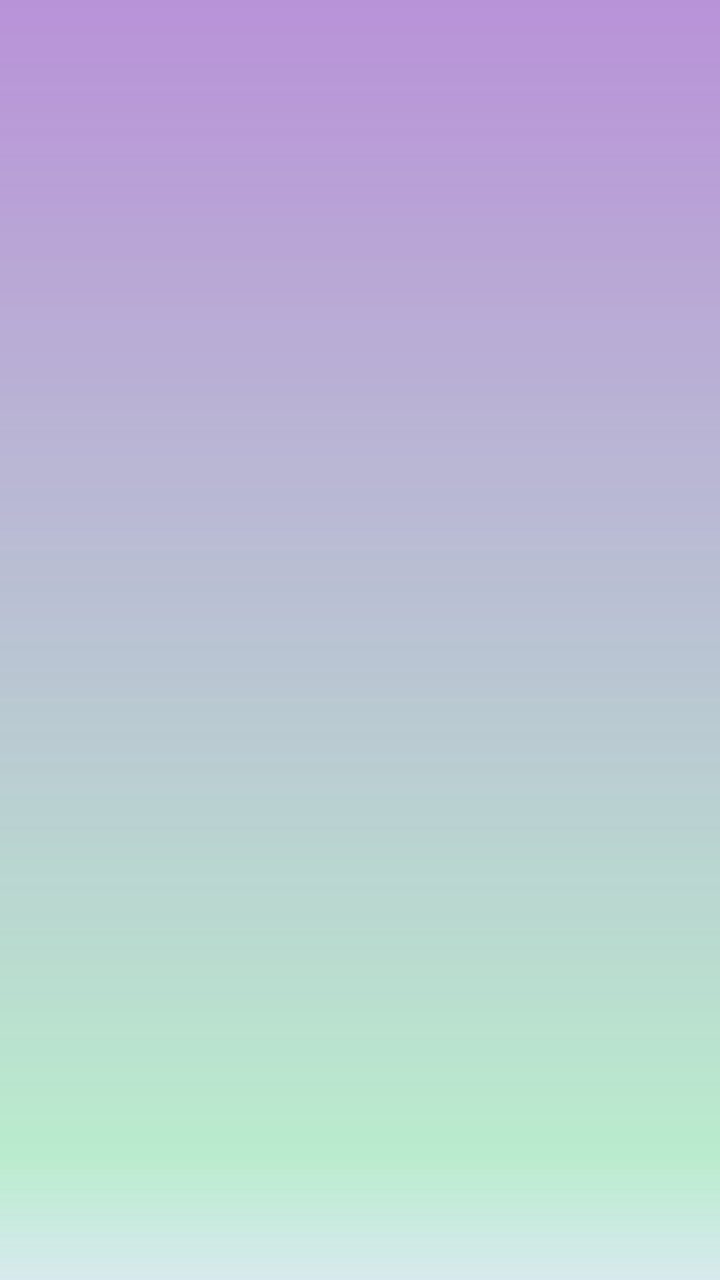
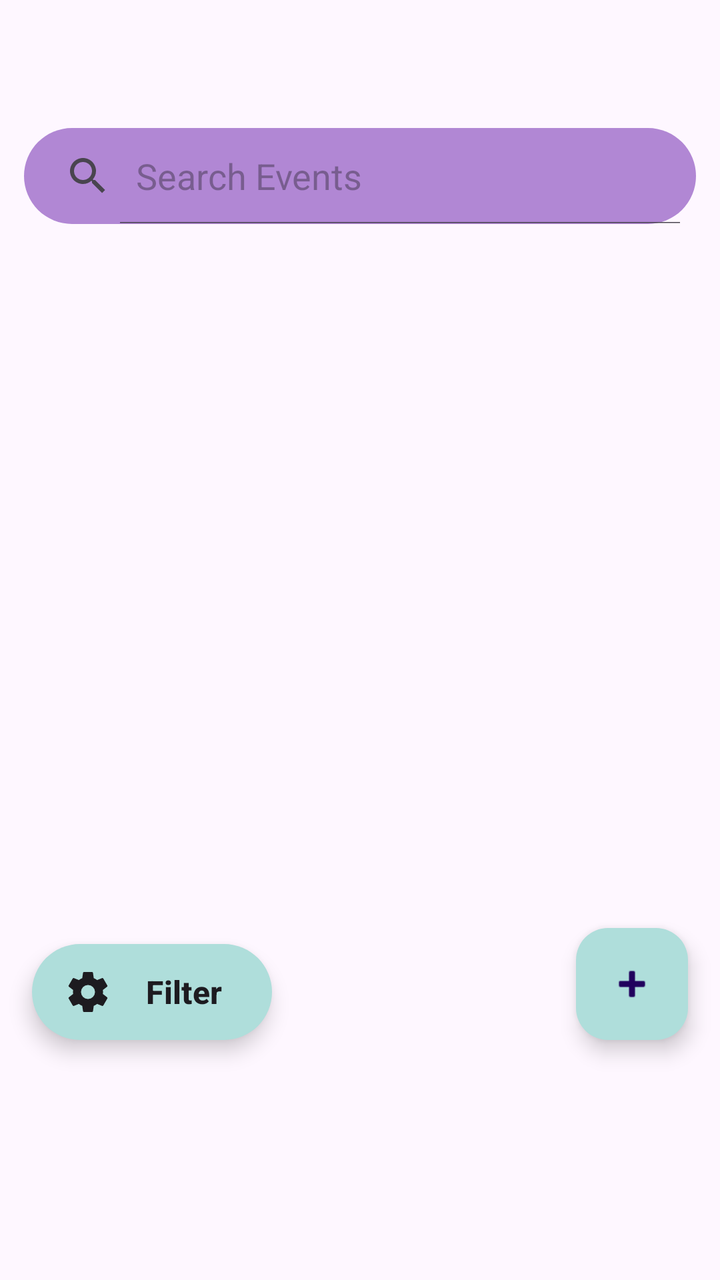

Before-and-after screenshots of an Android layout around one commit, followed by the original layout XML and the change that was made.
<!-- AndroidManifest.xml: application theme Theme.AuroraEvents -->
<!-- res/layout/event_fragment.xml -->
<?xml version="1.0" encoding="utf-8"?>
<ListView
    xmlns:android="http://schemas.android.com/apk/res/android"
    android:id="@+id/events_list"
    android:layout_width="match_parent"
    android:layout_height="match_parent"
    android:background="@drawable/background_aroura_gradient"
    android:paddingBottom="96dp"
    android:dividerHeight="8dp"
    android:divider="@android:color/transparent"
    android:paddingStart="8dp"
    android:paddingEnd="8dp"
    android:clipToPadding="false"
    android:scrollbars="none">
</ListView>
<!-- resources referenced by this layout -->
<resources>
  <!-- drawable background_aroura_gradient (drawable) -->
  <?xml version="1.0" encoding="utf-8"?>
  <shape
      xmlns:android="http://schemas.android.com/apk/res/android"
      android:shape="rectangle" >
      <gradient
          android:angle="-90"
          android:startColor="#E6B187D4"
          android:centerColor="#998CE3AD"
          android:centerX="90%"
          android:endColor="#80AFDEDB"
          android:type="linear" />
  </shape>
  <style name="Theme.AuroraEvents" parent="Base.Theme.AuroraEvents" />
  <style name="Base.Theme.AuroraEvents" parent="Theme.Material3.DayNight.NoActionBar">
          
          
      </style>
</resources>

<!-- the commit's change to res/layout/event_fragment.xml (unified diff, before → after) -->
@@ -1,15 +1,79 @@
 <?xml version="1.0" encoding="utf-8"?>
-<ListView
+<LinearLayout
     xmlns:android="http://schemas.android.com/apk/res/android"
-    android:id="@+id/events_list"
+    xmlns:app="http://schemas.android.com/apk/res-auto"
     android:layout_width="match_parent"
     android:layout_height="match_parent"
-    android:background="@drawable/background_aroura_gradient"
-    android:paddingBottom="96dp"
-    android:dividerHeight="8dp"
-    android:divider="@android:color/transparent"
-    android:paddingStart="8dp"
-    android:paddingEnd="8dp"
-    android:clipToPadding="false"
-    android:scrollbars="none">
-</ListView>
+    android:orientation="vertical"
+    android:background="@android:color/transparent">
+
+    <SearchView
+        android:id="@+id/search_event"
+        android:layout_width="match_parent"
+        android:layout_height="wrap_content"
+        android:layout_marginStart="12dp"
+        android:layout_marginEnd="12dp"
+        android:layout_marginTop="64dp"
+        android:layout_marginBottom="12dp"
+        android:iconifiedByDefault="false"
+        android:queryHint="Search Events"
+        android:background="@drawable/rounded_box"
+        android:backgroundTint="@color/purple"/>
+
+    <FrameLayout
+        android:layout_width="match_parent"
+        android:layout_height="match_parent">
+
+    <ListView
+        android:id="@+id/events_list"
+        android:layout_width="match_parent"
+        android:layout_height="match_parent"
+        android:paddingBottom="96dp"
+        android:dividerHeight="8dp"
+        android:divider="@android:color/transparent"
+        android:clipToPadding="false"
+        android:scrollbars="none"/>
+
+        <TextView
+            android:id="@+id/no_event_found_text"
+            android:layout_width="wrap_content"
+            android:layout_height="wrap_content"
+            android:gravity="center"
+            android:text="@string/no_event_found_text"
+            android:textSize="16sp"
+            android:textColor="@color/light_text"
+            android:visibility="gone"/>
+
+    <com.google.android.material.floatingactionbutton.FloatingActionButton
+        android:id="@+id/eventAddButton"
+        android:layout_width="wrap_content"
+        android:layout_height="wrap_content"
+        android:layout_gravity="bottom|end"
+        android:layout_marginHorizontal="16dp"
+        android:layout_marginBottom="120dp"
+        android:contentDescription="@string/add_an_event_content_description"
+        android:backgroundTint="@color/blue"
+        android:src="@android:drawable/ic_input_add"
+        android:tint="@color/dark_text"
+        app:iconTint="@color/dark_text"
+        app:elevation="6dp" />
+
+        
+        <com.google.android.material.floatingactionbutton.ExtendedFloatingActionButton
+            android:id="@+id/filter_button"
+            android:layout_width="wrap_content"
+            android:layout_height="48dp"
+            android:layout_gravity="bottom|start"
+            android:layout_marginBottom="120dp"
+            android:layout_marginHorizontal="16dp"
+            android:text="@string/filter_button_text"
+            android:textColor="@color/dark_text"
+            android:textSize="16sp"
+            android:textStyle="bold"
+            app:backgroundTint="@color/blue"
+            app:elevation="6dp"
+            app:icon="@drawable/ic_filter"
+            app:iconTint="@color/dark_text"
+            app:shapeAppearance="@style/PillShape" />
+    </FrameLayout>
+</LinearLayout>
<!-- resource entries referenced after the edit -->
@@ -1,19 +1,37 @@
 <!-- resources referenced by this layout -->
 <resources>
-  <!-- drawable background_aroura_gradient (drawable) -->
+  <color name="blue">#FFAFDEDB</color>
+  <color name="dark_text">#FF1D1B20</color>
+  <color name="light_text">#FFEBE5F0</color>
+  <color name="purple">#FFB187D4</color>
+  <!-- drawable ic_filter (drawable) -->
   <?xml version="1.0" encoding="utf-8"?>
-  <shape
-      xmlns:android="http://schemas.android.com/apk/res/android"
-      android:shape="rectangle" >
-      <gradient
-          android:angle="-90"
-          android:startColor="#E6B187D4"
-          android:centerColor="#998CE3AD"
-          android:centerX="90%"
-          android:endColor="#80AFDEDB"
-          android:type="linear" />
+  <vector xmlns:android="http://schemas.android.com/apk/res/android"
+      android:width="24dp"
+      android:height="24dp"
+      android:viewportWidth="24"
+      android:viewportHeight="24">
+  
+      <path
+          android:fillColor="#1C1C2E"
+          android:pathData="M12,15.5A3.5,3.5 0,0 1,8.5 12,3.5 3.5,0 0,1 12,8.5 3.5 3.5,0 0,1 15.5,12 3.5 3.5,0 0,1 12,15.5M19.43,12.97C19.47,12.65 19.5,12.33 19.5,12C19.5,11.67 19.47,11.34 19.43,11L21.54,9.37C21.73,9.22 21.78,8.95 21.66,8.73L19.66,5.27C19.54,5.05 19.27,4.97 19.05,5.05L16.56,6.05C16.04,5.65 15.48,5.32 14.87,5.07L14.49,2.42C14.46,2.18 14.25,2 14,2H10C9.75,2 9.54,2.18 9.51,2.42L9.13,5.07C8.52,5.32 7.96,5.66 7.44,6.05L4.95,5.05C4.72,4.96 4.46,5.05 4.34,5.27L2.34,8.73C2.21,8.95 2.27,9.22 2.46,9.37L4.57,11C4.53,11.34 4.5,11.67 4.5,12C4.5,12.33 4.53,12.65 4.57,12.97L2.46,14.63C2.27,14.78 2.21,15.05 2.34,15.27L4.34,18.73C4.46,18.95 4.73,19.03 4.95,18.95L7.44,17.95C7.96,18.35 8.52,18.68 9.13,18.93L9.51,21.58C9.54,21.82 9.75,22 10,22H14C14.25,22 14.46,21.82 14.49,21.58L14.87,18.93C15.48,18.68 16.04,18.34 16.56,17.95L19.05,18.95C19.28,19.04 19.54,18.95 19.66,18.73L21.66,15.27C21.78,15.05 21.73,14.78 21.54,14.63L19.43,12.97Z" />
+  
+  </vector>
+  <!-- drawable rounded_box (drawable) -->
+  <?xml version="1.0" encoding="utf-8"?>
+  <shape xmlns:android="http://schemas.android.com/apk/res/android">
+      <corners android:radius="@dimen/corner_radius" />
+      <solid android:color="#FFFFFF" />
   </shape>
+  <string name="add_an_event_content_description">Add an event</string>
+  <string name="filter_button_text">Filter</string>
+  <string name="no_event_found_text">No such events exist</string>
+  <style name="PillShape" parent="ShapeAppearance.Material3.SmallComponent">
+          <item name="cornerFamily">rounded</item>
+          <item name="cornerSize">50%</item>
+      </style>
   <style name="Theme.AuroraEvents" parent="Base.Theme.AuroraEvents" />
+  <dimen name="corner_radius">28dp</dimen>
   <style name="Base.Theme.AuroraEvents" parent="Theme.Material3.DayNight.NoActionBar">
           
           
